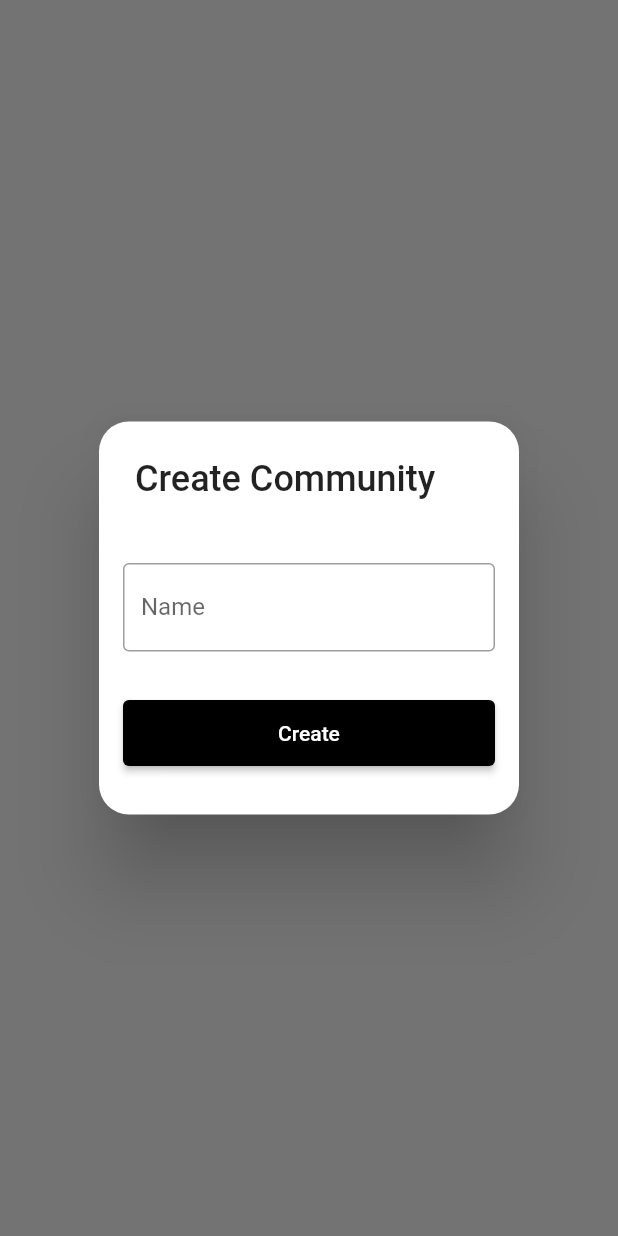
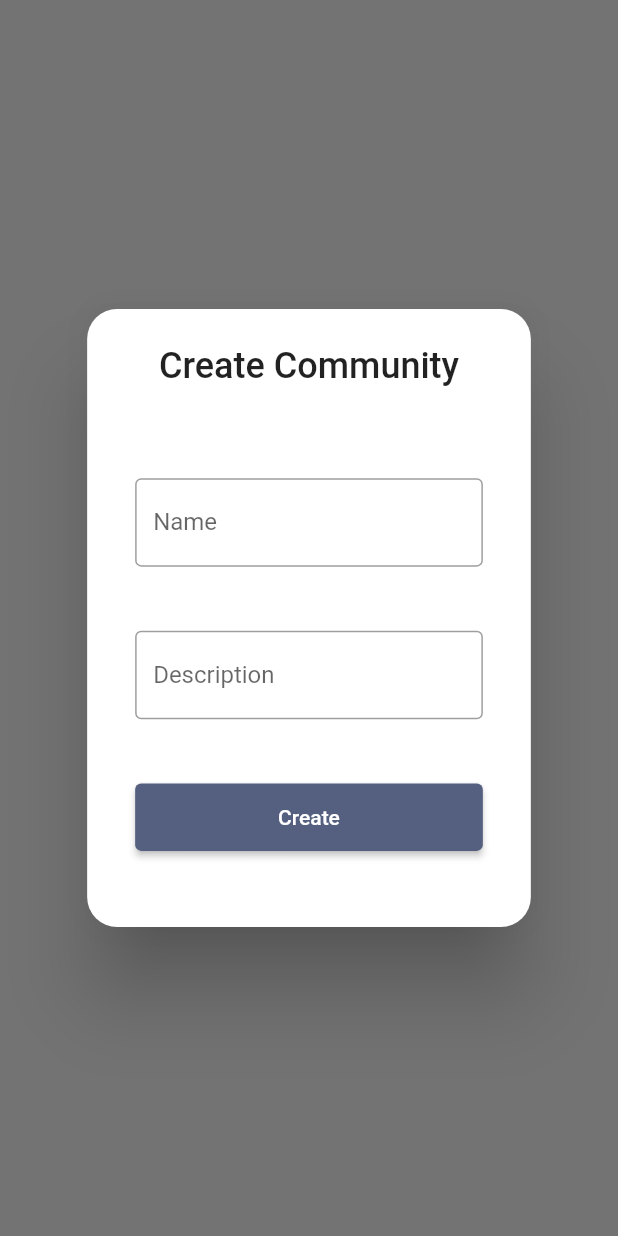
Before and after one commit to MohdShibin/Community-Building-App, a Flutter app: what addCommunity() shows on an empty page, opened directly, on a phone screen of 412 x 824 dp. Run offline on Flutter 3.47's test engine with Material 2 defaults, Android fonts, the phone set to English and light mode, and no system bars.

```diff
--- a/lib/components/add_community_box.dart
+++ b/lib/components/add_community_box.dart
@@ -13,38 +13,43 @@ addCommunity(context) {
             ),
           ),
           contentPadding: const EdgeInsets.only(top: 10.0),
-          title: Text(
+          title: Center(
+            child: Text(
               "Create Community",
               style: TextStyle(fontSize: 24.0),
             ),
+          ),
           content: Container(
-            height: 200,
+            height: 350,
             child: Padding(
-              padding: const EdgeInsets.all(8.0),
+              padding: const EdgeInsets.symmetric(vertical: 8.0,horizontal: 32.0),
               child: Column(
                 mainAxisAlignment: MainAxisAlignment.spaceEvenly,
                 mainAxisSize: MainAxisSize.min,
                 children: <Widget>[
-                  Padding(
-                    padding: const EdgeInsets.all(8.0),
-                    child: TextField(
+                  const TextField(
                     decoration: InputDecoration(
                       border: OutlineInputBorder(),
                       hintText: 'Enter Community name',
                       labelText: 'Name',
                     ),
                   ),
+                  const TextField(
+                    decoration: InputDecoration(
+                      border: OutlineInputBorder(),
+                      hintText: 'Enter Community Description',
+                      labelText: 'Description',
                     ),
-                  Container(
+                  ),
+                  SizedBox(
                     width: double.infinity,
-                    height: 60,
-                    padding: const EdgeInsets.all(8.0),
+                    height: 45,
                     child: ElevatedButton(
                       onPressed: () {
                         Navigator.of(context).pop();
                       },
                       style: ElevatedButton.styleFrom(
-                        primary: Colors.black,
+                        primary: Color(0xff556080),
                       ),
                       child: const Text(
                         "Create",
```
Also changed, not shown: lib/components/add_friend_box.dart (added, +44 -0 lines), lib/components/circular_menu_button.dart (+7 -4 lines). Lines whose indentation alone changed are shown as unchanged.
